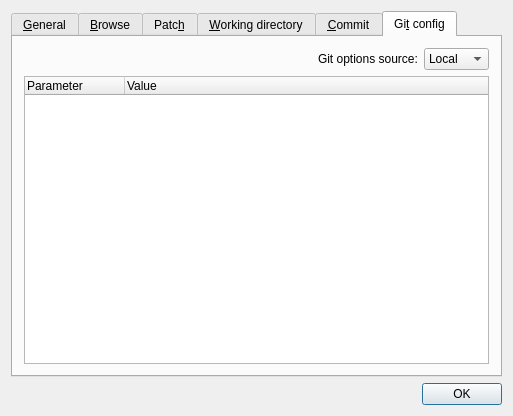
First picture: the form in src/settings.ui, repository wwestrop/qgit, before the edit.
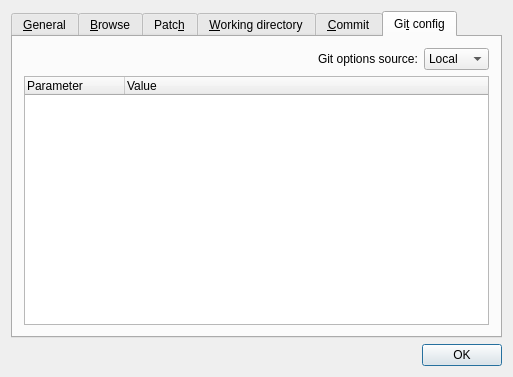
Second picture: the form after the edit. The open tabs and pages were chosen to show the change. Icons and pictures are not drawn.

Patch:
```diff
--- a/src/settings.ui
+++ b/src/settings.ui
@@ -7,7 +7,7 @@
     <x>0</x>
     <y>0</y>
     <width>513</width>
-    <height>416</height>
+    <height>377</height>
    </rect>
   </property>
   <property name="sizePolicy">
@@ -1242,9 +1242,6 @@
      <property name="standardButtons">
       <set>QDialogButtonBox::Ok</set>
      </property>
-     <property name="centerButtons">
-      <bool>false</bool>
-     </property>
     </widget>
    </item>
   </layout>
```
Left out of the diff: 144 changed lines with no effect on the pictures.
